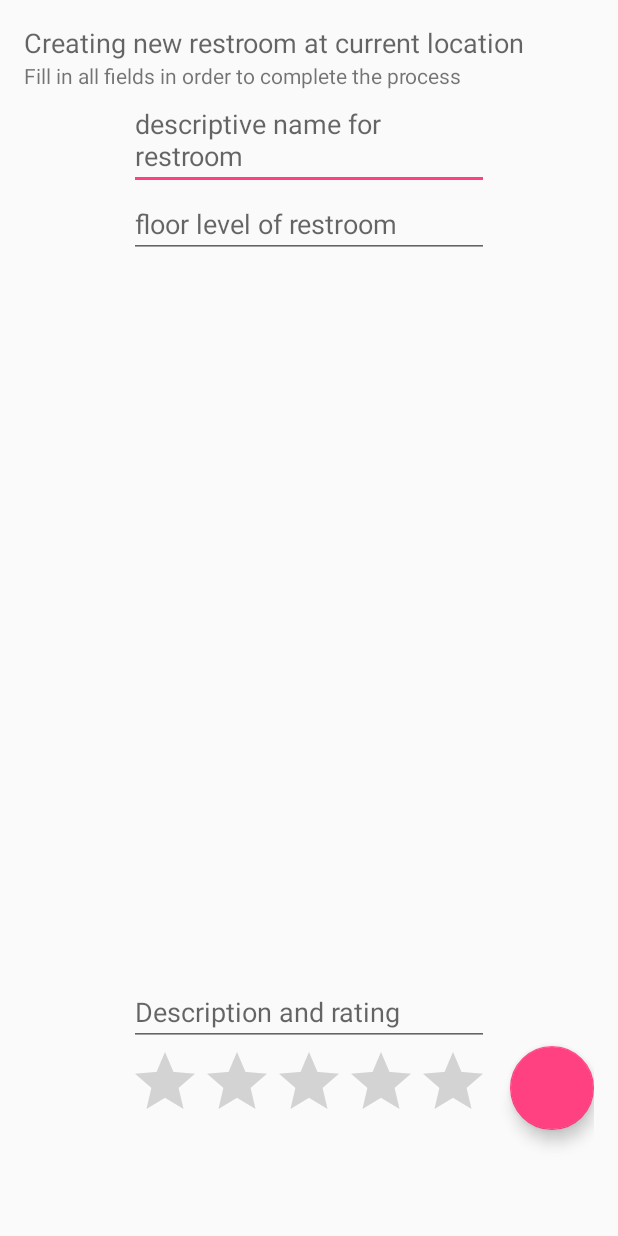
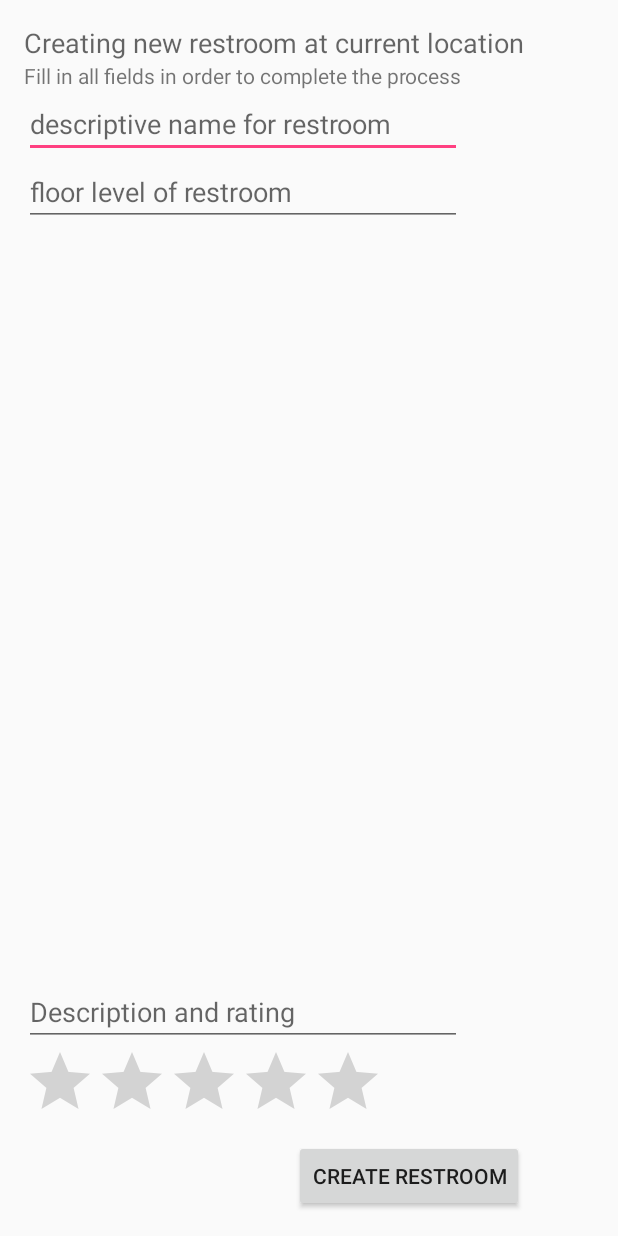
Before and after one commit to dlt009/SpottyPotty, an Android app: the layout activity_create_restroom.xml on its own in the app's theme, with its tools: preview values and no code run, on a phone screen of 412 x 824 dp. Run offline under Robolectric (Android 15) with nearby library versions, the phone set to English and light mode, and no system bars.

Commit message:
Create Bathroom pre-location

```diff
--- a/app/src/main/res/layout/activity_create_restroom.xml
+++ b/app/src/main/res/layout/activity_create_restroom.xml
@@ -9,8 +9,12 @@
     android:paddingRight="@dimen/activity_horizontal_margin"
     android:paddingTop="@dimen/activity_vertical_margin"
     app:layout_behavior="@string/appbar_scrolling_view_behavior"
-    tools:context="com.teamoptimal.cse110project.CreateRestroomActivity"
-    tools:showIn="@layout/activity_create_restroom">
+    tools:context="com.teamoptimal.cse110project.CreateRestroomActivity">
+
+    <!--<android.support.v7.app.WindowDecorActionBar
+        android:layout_width="wrap_content"
+        android:layout_height="wrap_content"
+        android:id="@+id/decorBar"/>-->
 
     <TextView
         android:layout_width="wrap_content"
@@ -51,12 +55,14 @@
         android:layout_alignStart="@+id/editText3"
         android:layout_alignEnd="@+id/editText3" />
 
-
     <ListView
-        android:id="@+id/listView1"
-        android:layout_width="fill_parent"
-        android:layout_height="wrap_content" />
-
+        android:id="@android:id/list"
+        android:layout_width="wrap_content"
+        android:layout_height="wrap_content"
+        android:layout_below="@+id/editText2"
+        android:layout_above="@+id/editText3"
+        android:layout_alignStart="@+id/editText3"
+        android:layout_alignEnd="@+id/editText3"/>
 
     <EditText
         android:layout_width="wrap_content"
@@ -66,24 +72,31 @@
         android:id="@+id/editText3"
         android:hint="Description and rating"
         android:imeOptions="actionNext"
-        android:layout_alignStart="@+id/ratingBar"
         android:layout_above="@+id/ratingBar"
-        android:layout_alignEnd="@+id/ratingBar" />
+        android:layout_alignParentStart="true"
+        android:layout_alignEnd="@+id/textview2" />
 
     <RatingBar
         android:layout_width="wrap_content"
         android:layout_height="wrap_content"
         android:id="@+id/ratingBar"
-        android:imeOptions="actionDone"
         android:layout_marginBottom="53dp"
         android:layout_alignParentBottom="true"
-        android:layout_centerHorizontal="true" />
+        android:layout_alignParentStart="true" />
 
-    <android.support.design.widget.FloatingActionButton
+    <Button
+        android:layout_width="wrap_content"
+        android:layout_height="wrap_content"
+        android:text="Create Restroom"
+        android:id="@+id/button"
+        android:layout_alignParentBottom="true"
+        android:layout_alignEnd="@+id/textView" />
+
+    <!--<android.support.design.widget.FloatingActionButton
         android:layout_width="wrap_content"
         android:layout_height="wrap_content"
         android:id="@+id/fab"
-        android:layout_below="@+id/editText3"
-        android:layout_alignParentEnd="true" />
+        android:layout_alignParentBottom="true"
+        android:layout_alignParentEnd="true" />-->
 
 </RelativeLayout>
```
Also changed, not shown: app/src/main/AndroidManifest.xml (+9 -0 lines), app/src/main/java/com/teamoptimal/cse110project/CreateRestroomActivity.java (+9 -2 lines).
